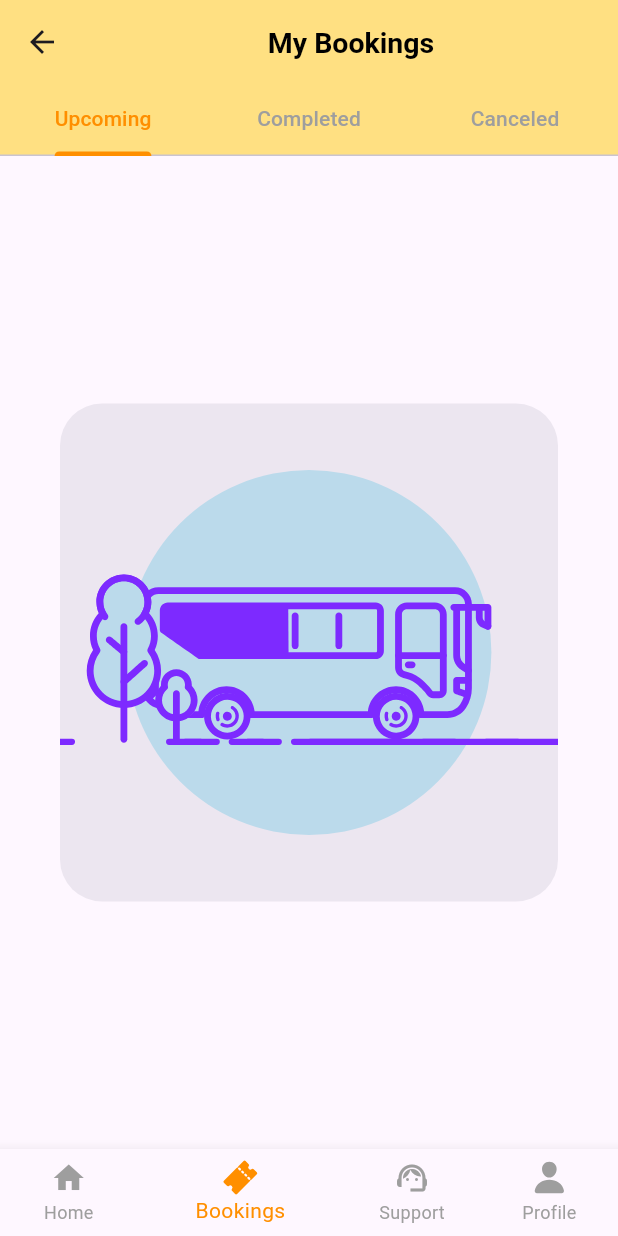
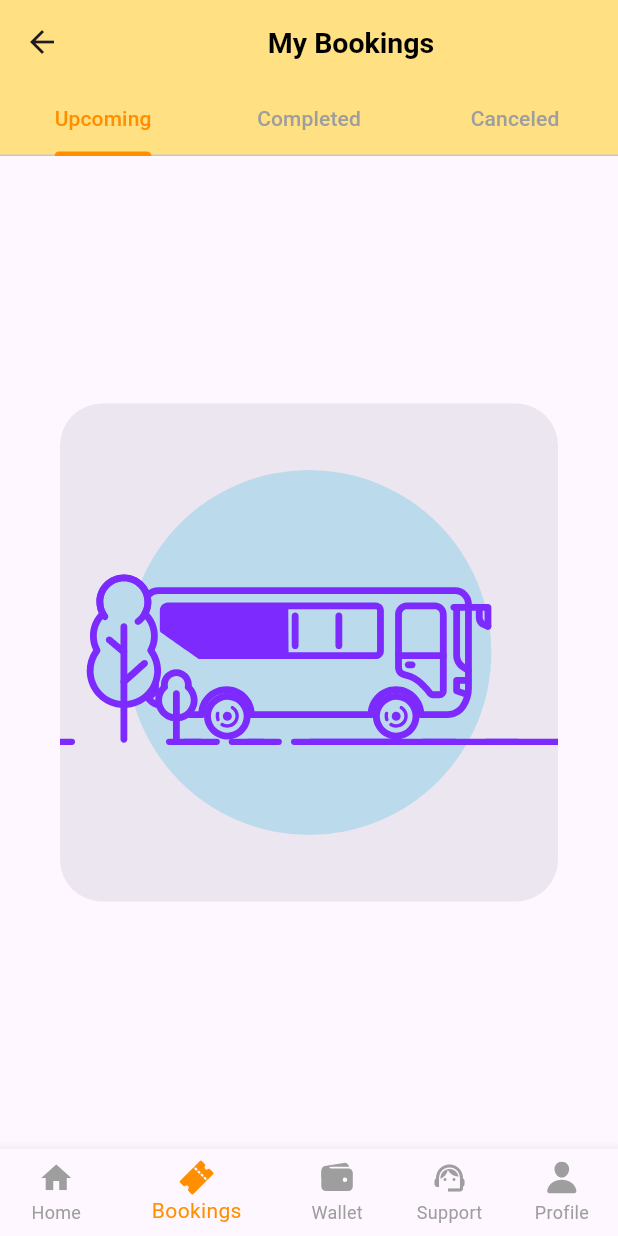
Before and after one commit to BetaZen-InfoTech/fab_yatra-akshat, a Flutter app: the Home screen opened by its route, item 2 of the bottom bar chosen, on a phone screen of 412 x 824 dp. Run offline on Flutter 3.47's test engine with Material 3 defaults, Android fonts, the phone set to English and light mode, and no system bars; our stand-ins replace carousel_slider, firebase_auth, firebase_core, firebase_database, firebase_messaging, flutter_local_notifications and 10 more; missing offline and left inert: dart:ffi, the_apple_sign_in; accounts and stored records are empty.

Commit message:
wallet UI updated

```diff
--- a/lib/view/home/home_navigation.dart
+++ b/lib/view/home/home_navigation.dart
@@ -1,5 +1,6 @@
 //Todo: change from clint
 import 'package:carousel_slider/carousel_slider.dart';
+import 'package:fabyatra/view/extra/wallet.dart';
 import 'package:fabyatra/view/search_bus_api/home.dart';
 import 'package:fabyatra/view/support/support.dart';
 import 'package:firebase_database/firebase_database.dart';
@@ -29,6 +30,7 @@ class _HomeState extends State<Home> {
 
     const home2(),
     const booking(),
+    const Wallet(),
     const SupportTeam(),
     const Acc(),
   ];
@@ -77,6 +79,12 @@ class _HomeState extends State<Home> {
               ),
               label: 'Bookings',
             ),
+            BottomNavigationBarItem(
+              icon: Icon(
+                Ionicons.wallet,
+              ),
+              label: 'Wallet',
+            ),
 
             BottomNavigationBarItem(
               icon: Icon(
```
